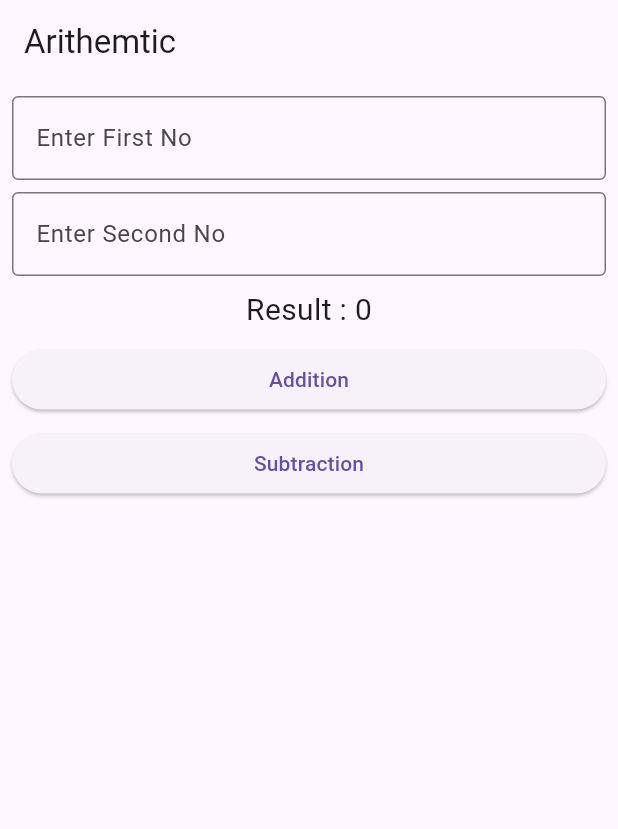
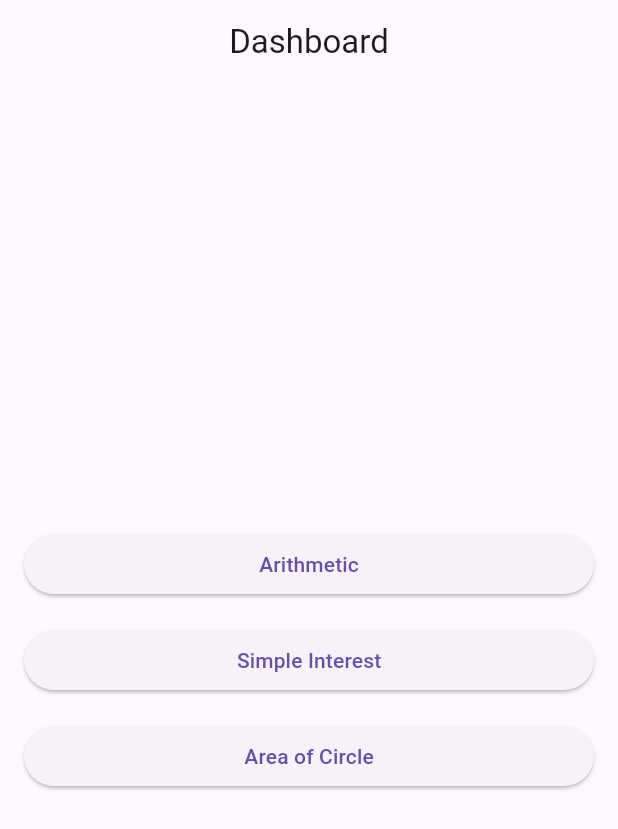
Before and after one commit to kirtan1232/first_assignment, a Flutter app: the screen it shows after launch, on a phone screen of 412 x 824 dp. Shown: the top 829 px of the screen. Run offline on Flutter 3.47's test engine with Material 3 defaults, Android fonts, the phone set to English and light mode, and no system bars.

```diff
--- a/lib/app.dart
+++ b/lib/app.dart
@@ -1,4 +1,4 @@
-import 'package:first_assignment/view/arithemetic_view.dart';
+import 'package:first_assignment/view/dashboard.dart';
 import 'package:flutter/material.dart';
 
 class MyApp extends StatelessWidget {
@@ -8,7 +8,7 @@ class MyApp extends StatelessWidget {
   Widget build(BuildContext context) {
     return const MaterialApp(
       debugShowCheckedModeBanner: false,
-      home: ArithmeticView(),
+      home: FirstView(),
     );
   }
 }
--- a/lib/view/dashboard.dart
+++ b/lib/view/dashboard.dart
@@ -0,0 +1,69 @@
+import 'package:flutter/material.dart';
+// Import your existing screen files
+import 'package:first_assignment/view/arithemetic_view.dart'; // Replace with the actual file name
+import 'package:first_assignment/view/simple_interest.dart'; // Replace with the actual file name
+import 'package:first_assignment/view/area_of_circle.dart'; // Replace with the actual file name
+
+class FirstView extends StatelessWidget {
+  const FirstView({super.key});
+
+  @override
+  Widget build(BuildContext context) {
+    return Scaffold(
+      appBar: AppBar(
+        title: const Text('Dashboard'),
+        centerTitle: true,
+        elevation: 0,
+      ),
+      body: Padding(
+        padding: const EdgeInsets.all(16),
+        child: Column(
+          mainAxisAlignment: MainAxisAlignment.center,
+          children: [
+            SizedBox(
+              width: double.infinity,
+              child: ElevatedButton(
+                onPressed: () {
+                  Navigator.push(
+                    context,
+                    MaterialPageRoute(
+                        builder: (context) => const ArithmeticView()),
+                  );
+                },
+                child: const Text('Arithmetic'),
+              ),
+            ),
+            const SizedBox(height: 16),
+            SizedBox(
+              width: double.infinity,
+              child: ElevatedButton(
+                onPressed: () {
+                  Navigator.push(
+                    context,
+                    MaterialPageRoute(
+                        builder: (context) => const SimpleInterest()),
+                  );
+                },
+                child: const Text('Simple Interest'),
+              ),
+            ),
+            const SizedBox(height: 16),
+            SizedBox(
+              width: double.infinity,
+              child: ElevatedButton(
+                onPressed: () {
+                  Navigator.push(
+                    context,
+                    MaterialPageRoute(
+                        builder: (context) => const AreaOfCircle()),
+                  );
+                },
+                child: const Text('Area of Circle'),
+              ),
+            ),
+          ],
+        ),
+      ),
+    );
+  }
+}
```
Also changed, not shown: lib/view/area_of_circle.dart (+57 -0 lines), lib/view/simple_interest.dart (+80 -0 lines).
